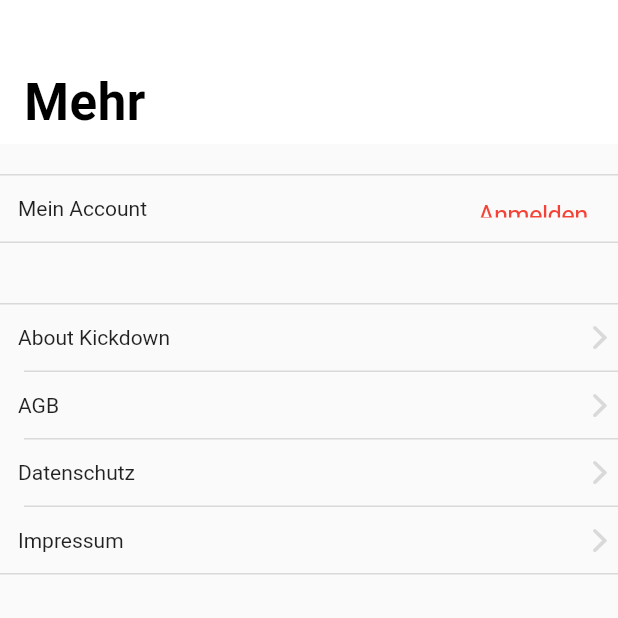
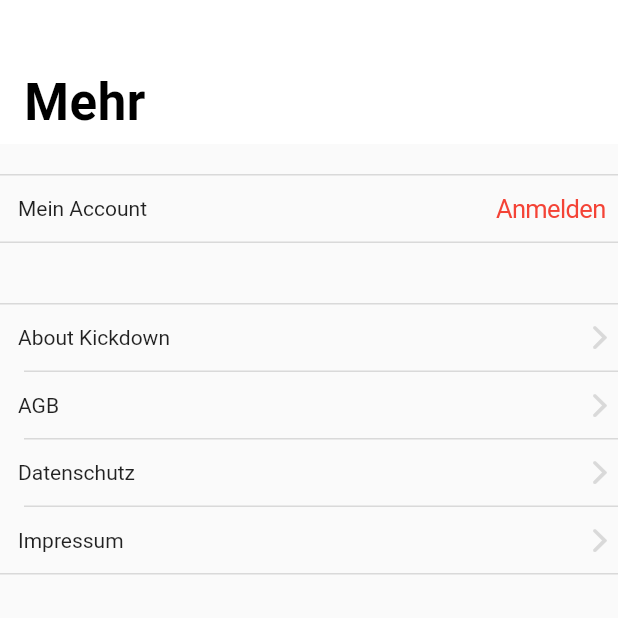
Before and after one commit to philipkrueck/kickdown_app, a Flutter app: the screen it shows after launch, item 2 of the bottom bar chosen, on a phone screen of 412 x 824 dp, the top half of it. Run offline on Flutter 3.47's test engine with Material 2 defaults, Android fonts, the phone set to English and light mode, and no system bars; missing offline and left inert: flutter_inappwebview; network calls fail.

```diff
--- a/lib/networking/posting.dart
+++ b/lib/networking/posting.dart
@@ -16,6 +16,7 @@ class Posting {
   String heroPhotoURL;
   String auctionCode;
   int highestBidInEuro;
+  DateTime endTime = DateTime.utc(2021, 11, 9);
 
   // Observable properties
   bool starredByCurrentUser;
--- a/lib/screens/settings_screen.dart
+++ b/lib/screens/settings_screen.dart
@@ -38,6 +38,7 @@ class _SettingsScreenState extends State<SettingsScreen> {
     SettingsListTileViewModel(
       title: 'Mein Account',
       trailing: CupertinoButton(
+        padding: EdgeInsets.only(right: 8),
         child: Text('Anmelden'),
         onPressed: () => print('Anmelden'),
       ),
--- a/lib/styles.dart
+++ b/lib/styles.dart
@@ -12,4 +12,50 @@ abstract class Styles {
   static const Color settingsRowDivider = Color(0xFFD9D9D9);
 
   static const Color settingsDetailColor = Color(0xFFD9D9D9);
+
+  // STYLE GUIDE STARTS HERE:
+
+  // COLORS
+  static const Color _kickdownRed = Color(0xFFF44336);
+  static const Color _kickdownDarkRed = Color(0xC62B20);
+  static const Color _black = Color(0xFF000000);
+  static const Color _grayDark = Color(0xFF848484);
+  static const Color _grayLight = Color(0xFFC7C7C7);
+  static const Color _white = Color(0xFFFFFFFF);
+  static const Color _green = Color(0xFF6CD971);
+  static Color _gradientBlack = Color.lerp(_black.withOpacity(0), _black, 0.5);
+
+  static const Color accentColor01 = _kickdownRed;
+  static const Color annotationBadgeColor = _green;
+
+  // TEXT STYLES
+  static const TextStyle title01 =
+      TextStyle(color: _black, fontSize: 25, fontWeight: FontWeight.w800);
+
+  static const TextStyle title02 =
+      TextStyle(color: _black, fontSize: 15, fontWeight: FontWeight.w800);
+
+  static const TextStyle title03 =
+      TextStyle(color: _kickdownRed, fontSize: 25, fontWeight: FontWeight.w800);
+
+  static const TextStyle title04 =
+      TextStyle(color: _white, fontSize: 15, fontWeight: FontWeight.w800);
+
+  static const TextStyle body01 =
+      TextStyle(color: _black, fontSize: 15, fontWeight: FontWeight.normal);
+
+  static const TextStyle caption01 =
+      TextStyle(color: _grayDark, fontSize: 13, fontWeight: FontWeight.normal);
+
+  static const TextStyle caption02 =
+      TextStyle(color: _grayDark, fontSize: 13, fontWeight: FontWeight.bold);
+
+  static const TextStyle caption03 =
+      TextStyle(color: _kickdownRed, fontSize: 13, fontWeight: FontWeight.bold);
+
+  static const TextStyle caption04 =
+      TextStyle(color: _white, fontSize: 13, fontWeight: FontWeight.bold);
+
+  static const TextStyle caption05 = TextStyle(
+      color: _kickdownRed, fontSize: 13, fontWeight: FontWeight.normal);
 }
```
Also changed, not shown: lib/components/countdown_label.dart (+51 -5 lines), lib/components/posting_card.dart (+13 -2 lines), lib/components/posting_header.dart (+31 -26 lines), lib/screens/posting_detail_screen.dart (+15 -12 lines), pubspec.yaml (+13 -0 lines), assets/2.0/ic_navbar_back.png (added), assets/2.0/ic_navbar_close.png (added), assets/2.0/ic_timer.png (added), assets/2.0/img_placeholder.png (added), assets/3.0/ic_navbar_back.png (added), assets/3.0/ic_navbar_close.png (added), assets/3.0/ic_timer.png (added), assets/3.0/img_placeholder.png (added), assets/ic_navbar_back.png (added), 4 more files.
